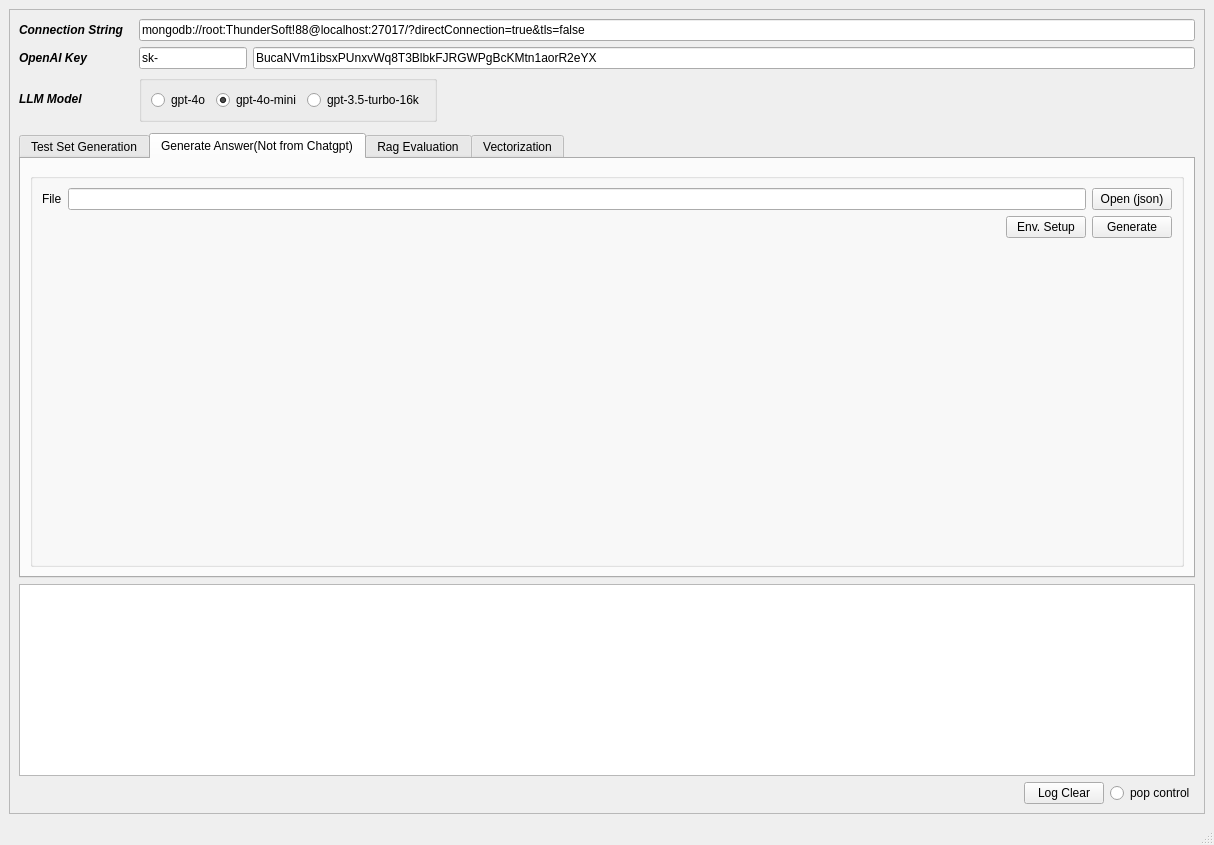
Above: chatgpt_performance_metric/source/ui_designer/main_frame.ui from tom-shin/perf_metric before the change. Below: the same form after it.
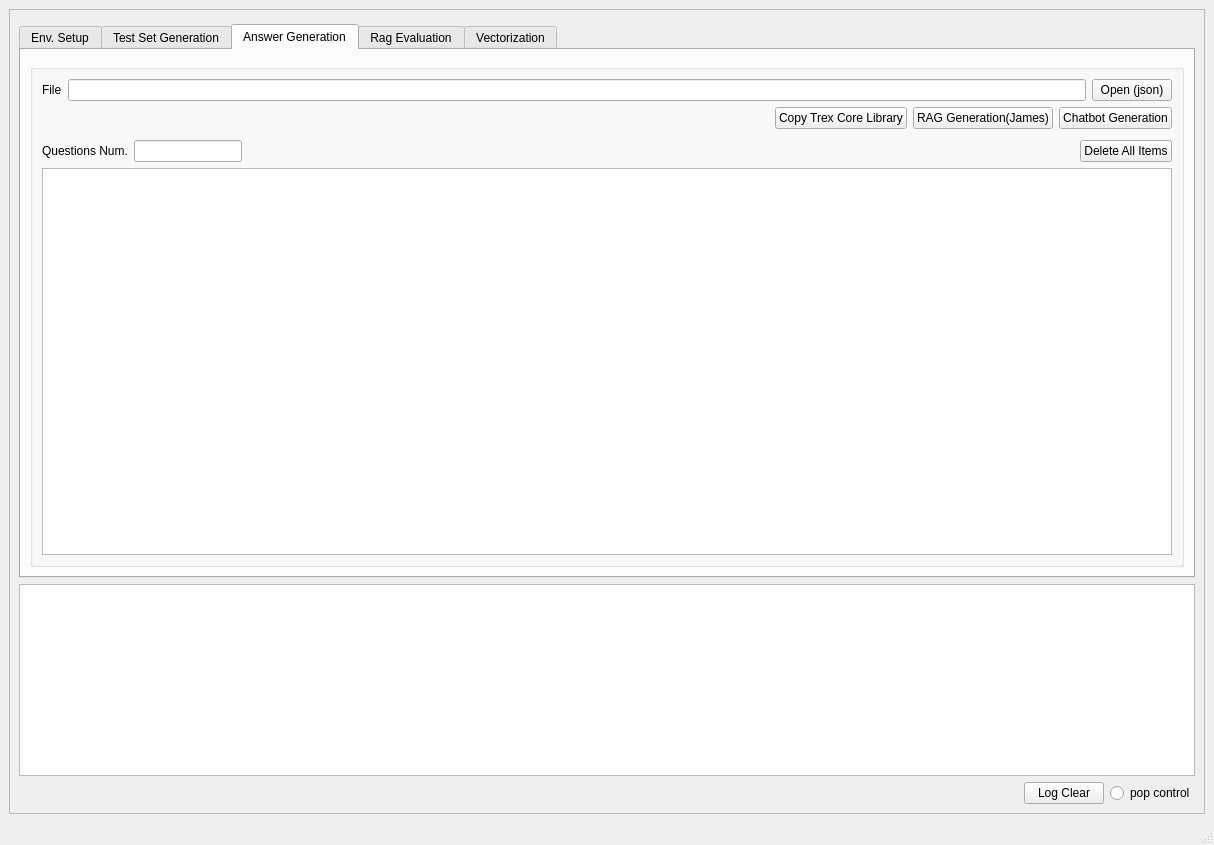
That is the form after the change. The open tabs and pages were chosen to show the change.

Commit message:
add chatbot eval.
.

Patch:
```diff
--- a/chatgpt_performance_metric/source/ui_designer/main_frame.ui
+++ b/chatgpt_performance_metric/source/ui_designer/main_frame.ui
@@ -25,8 +25,50 @@
       </property>
       <layout class="QVBoxLayout" name="verticalLayout_8">
        <item>
+        <spacer name="verticalSpacer">
+         <property name="orientation">
+          <enum>Qt::Vertical</enum>
+         </property>
+         <property name="sizeType">
+          <enum>QSizePolicy::Fixed</enum>
+         </property>
+         <property name="sizeHint" stdset="0">
+          <size>
+           <width>20</width>
+           <height>5</height>
+          </size>
+         </property>
+        </spacer>
+       </item>
+       <item>
+        <widget class="QTabWidget" name="tabWidget">
+         <property name="currentIndex">
+          <number>3</number>
+         </property>
+         <widget class="QWidget" name="tab_5">
+          <attribute name="title">
+           <string>Env. Setup</string>
+          </attribute>
+          <layout class="QVBoxLayout" name="verticalLayout_15">
+           <item>
+            <spacer name="verticalSpacer_10">
+             <property name="orientation">
+              <enum>Qt::Vertical</enum>
+             </property>
+             <property name="sizeType">
+              <enum>QSizePolicy::Fixed</enum>
+             </property>
+             <property name="sizeHint" stdset="0">
+              <size>
+               <width>20</width>
+               <height>40</height>
+              </size>
+             </property>
+            </spacer>
+           </item>
+           <item>
         <layout class="QGridLayout" name="gridLayout_6">
-         <item row="1" column="0">
+             <item row="2" column="0">
           <widget class="QLabel" name="label_2">
            <property name="font">
             <font>
@@ -40,21 +82,7 @@
            </property>
           </widget>
          </item>
-         <item row="2" column="0">
-          <widget class="QLabel" name="label_6">
-           <property name="font">
-            <font>
-             <weight>75</weight>
-             <italic>true</italic>
-             <bold>true</bold>
-            </font>
-           </property>
-           <property name="text">
-            <string>LLM Model               </string>
-           </property>
-          </widget>
-         </item>
-         <item row="0" column="0">
+             <item row="1" column="0">
           <widget class="QLabel" name="connectionstring_label">
            <property name="font">
             <font>
@@ -64,51 +92,11 @@
             </font>
            </property>
            <property name="text">
-            <string>Connection String   </string>
+                <string>Trex Test Server(RAG)</string>
            </property>
           </widget>
          </item>
-         <item row="1" column="1">
-          <layout class="QHBoxLayout" name="horizontalLayout">
-           <item>
-            <widget class="QLineEdit" name="opeanaikey1">
-             <property name="sizePolicy">
-              <sizepolicy hsizetype="Fixed" vsizetype="Fixed">
-               <horstretch>0</horstretch>
-               <verstretch>0</verstretch>
-              </sizepolicy>
-             </property>
-             <property name="text">
-              <string>sk-</string>
-             </property>
-             <property name="readOnly">
-              <bool>true</bool>
-             </property>
-            </widget>
-           </item>
-           <item>
-            <widget class="QLineEdit" name="opeanaikey2">
-             <property name="text">
-              <string>BucaNVm1ibsxPUnxvWq8T3BlbkFJRGWPgBcKMtn1aorR2eYX</string>
-             </property>
-            </widget>
-           </item>
-          </layout>
-         </item>
-         <item row="0" column="1">
-          <widget class="QLineEdit" name="connection_lineEdit">
-           <property name="font">
-            <font>
-             <weight>50</weight>
-             <bold>false</bold>
-            </font>
-           </property>
-           <property name="text">
-            <string>mongodb://root:ThunderSoft!88@localhost:27017/?directConnection=true&amp;tls=false</string>
-           </property>
-          </widget>
-         </item>
-         <item row="2" column="1">
+             <item row="3" column="1">
           <layout class="QHBoxLayout" name="horizontalLayout_8">
            <item>
             <layout class="QHBoxLayout" name="horizontalLayout_5"/>
@@ -182,8 +170,95 @@
            </item>
           </layout>
          </item>
-        </layout>
-       </item>
+             <item row="2" column="1">
+              <layout class="QHBoxLayout" name="horizontalLayout">
+               <item>
+                <widget class="QLineEdit" name="opeanaikey1">
+                 <property name="sizePolicy">
+                  <sizepolicy hsizetype="Fixed" vsizetype="Fixed">
+                   <horstretch>0</horstretch>
+                   <verstretch>0</verstretch>
+                  </sizepolicy>
+                 </property>
+                 <property name="font">
+                  <font>
+                   <weight>50</weight>
+                   <bold>false</bold>
+                  </font>
+                 </property>
+                 <property name="text">
+                  <string>sk-</string>
+                 </property>
+                 <property name="readOnly">
+                  <bool>true</bool>
+                 </property>
+                </widget>
+               </item>
+               <item>
+                <widget class="QLineEdit" name="opeanaikey2">
+                 <property name="font">
+                  <font>
+                   <weight>50</weight>
+                   <bold>false</bold>
+                  </font>
+                 </property>
+                 <property name="text">
+                  <string>BucaNVm1ibsxPUnxvWq8T3BlbkFJRGWPgBcKMtn1aorR2eYX</string>
+                 </property>
+                </widget>
+               </item>
+              </layout>
+             </item>
+             <item row="1" column="1">
+              <widget class="QLineEdit" name="connection_lineEdit">
+               <property name="font">
+                <font>
+                 <weight>50</weight>
+                 <bold>false</bold>
+                </font>
+               </property>
+               <property name="text">
+                <string>mongodb://root:ThunderSoft!88@localhost:27017/?directConnection=true&amp;tls=false</string>
+               </property>
+              </widget>
+             </item>
+             <item row="3" column="0">
+              <widget class="QLabel" name="label_6">
+               <property name="font">
+                <font>
+                 <weight>75</weight>
+                 <italic>true</italic>
+                 <bold>true</bold>
+                </font>
+               </property>
+               <property name="text">
+                <string>LLM Model               </string>
+               </property>
+              </widget>
+             </item>
+             <item row="0" column="0">
+              <widget class="QLabel" name="label_3">
+               <property name="font">
+                <font>
+                 <weight>75</weight>
+                 <italic>true</italic>
+                 <bold>true</bold>
+                </font>
+               </property>
+               <property name="text">
+                <string>Chatbot Server</string>
+               </property>
+              </widget>
+             </item>
+             <item row="0" column="1">
+              <widget class="QLineEdit" name="gptserverlineEdit">
+               <property name="text">
+                <string>https://prd.ai-studio-farm.com/global/chatbot</string>
+               </property>
+              </widget>
+             </item>
+            </layout>
+           </item>
        <item>
         <spacer name="verticalSpacer">
          <property name="orientation">
@@ -200,11 +275,8 @@
          </property>
         </spacer>
        </item>
-       <item>
-        <widget class="QTabWidget" name="tabWidget">
-         <property name="currentIndex">
-          <number>0</number>
-         </property>
+          </layout>
+         </widget>
          <widget class="QWidget" name="tab">
           <attribute name="title">
            <string>Test Set Generation</string>
@@ -467,7 +539,7 @@
          </widget>
          <widget class="QWidget" name="tab_4">
           <attribute name="title">
-           <string>Generate Answer(Not from Chatgpt)</string>
+           <string>Answer Generation</string>
           </attribute>
           <layout class="QVBoxLayout" name="verticalLayout_10">
            <item>
@@ -562,7 +634,7 @@
                    </font>
                   </property>
                   <property name="text">
-                   <string>Env. Setup</string>
+                   <string>Copy Trex Core Library</string>
                   </property>
                  </widget>
                 </item>
@@ -575,7 +647,20 @@
                    </font>
                   </property>
                   <property name="text">
-                   <string>Generate</string>
+                   <string>RAG Generation(James)</string>
+                  </property>
+                 </widget>
+                </item>
+                <item>
+                 <widget class="QPushButton" name="chatbotpushButton">
+                  <property name="font">
+                   <font>
+                    <weight>50</weight>
+                    <bold>false</bold>
+                   </font>
+                  </property>
+                  <property name="text">
+                   <string>Chatbot Generation</string>
                   </property>
                  </widget>
                 </item>
@@ -586,14 +671,86 @@
                 <property name="orientation">
                  <enum>Qt::Vertical</enum>
                 </property>
+                <property name="sizeType">
+                 <enum>QSizePolicy::Fixed</enum>
+                </property>
                 <property name="sizeHint" stdset="0">
                  <size>
                   <width>20</width>
-                  <height>40</height>
+                  <height>5</height>
                  </size>
                 </property>
                </spacer>
               </item>
+              <item>
+               <layout class="QHBoxLayout" name="horizontalLayout_12">
+                <item>
+                 <widget class="QLabel" name="label_9">
+                  <property name="font">
+                   <font>
+                    <weight>50</weight>
+                    <bold>false</bold>
+                   </font>
+                  </property>
+                  <property name="text">
+                   <string>Questions Num.</string>
+                  </property>
+                 </widget>
+                </item>
+                <item>
+                 <widget class="QLineEdit" name="questionnumlineEdit">
+                  <property name="sizePolicy">
+                   <sizepolicy hsizetype="Minimum" vsizetype="Fixed">
+                    <horstretch>0</horstretch>
+                    <verstretch>0</verstretch>
+                   </sizepolicy>
+                  </property>
+                  <property name="font">
+                   <font>
+                    <weight>50</weight>
+                    <bold>false</bold>
+                   </font>
+                  </property>
+                 </widget>
+                </item>
+                <item>
+                 <spacer name="horizontalSpacer_7">
+                  <property name="orientation">
+                   <enum>Qt::Horizontal</enum>
+                  </property>
+                  <property name="sizeHint" stdset="0">
+                   <size>
+                    <width>40</width>
+                    <height>20</height>
+                   </size>
+                  </property>
+                 </spacer>
+                </item>
+                <item>
+                 <widget class="QPushButton" name="delqlistpushButton">
+                  <property name="font">
+                   <font>
+                    <weight>50</weight>
+                    <bold>false</bold>
+                   </font>
+                  </property>
+                  <property name="text">
+                   <string>Delete All Items</string>
+                  </property>
+                 </widget>
+                </item>
+               </layout>
+              </item>
+              <item>
+               <widget class="QListWidget" name="questionlistWidget">
+                <property name="font">
+                 <font>
+                  <weight>50</weight>
+                  <bold>false</bold>
+                 </font>
+                </property>
+               </widget>
+              </item>
              </layout>
             </widget>
            </item>
```
Left out of the diff: 67 changed lines with no effect on the pictures. Lines whose indentation alone changed are shown as unchanged. The commit also changes 15 other files.
